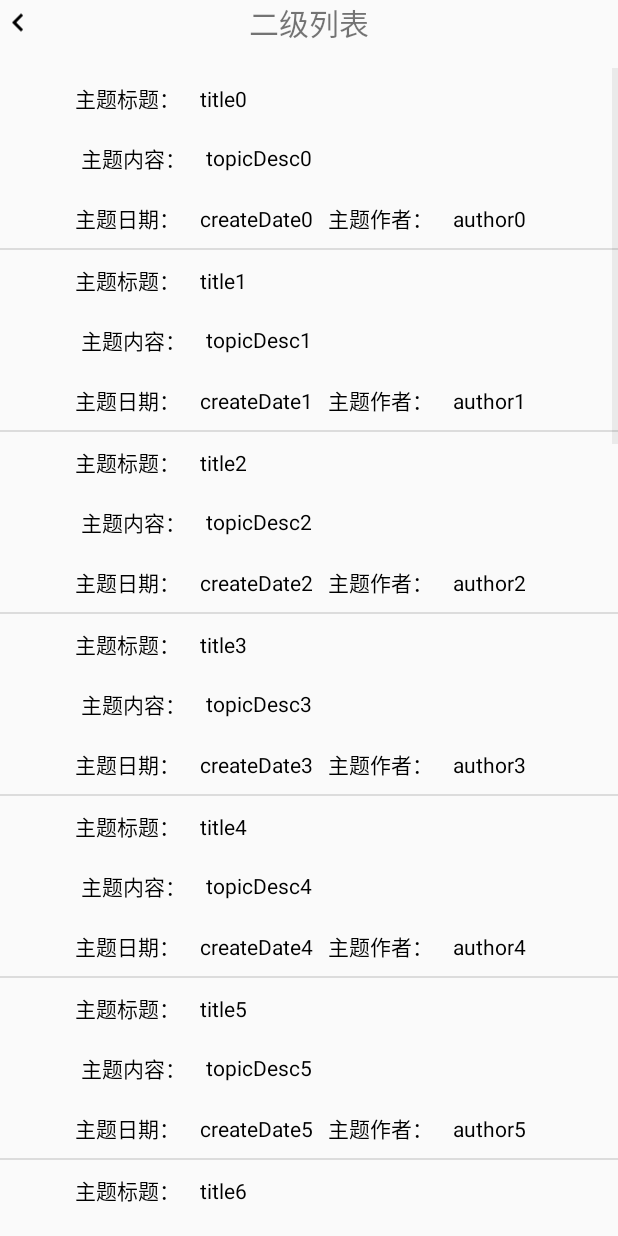
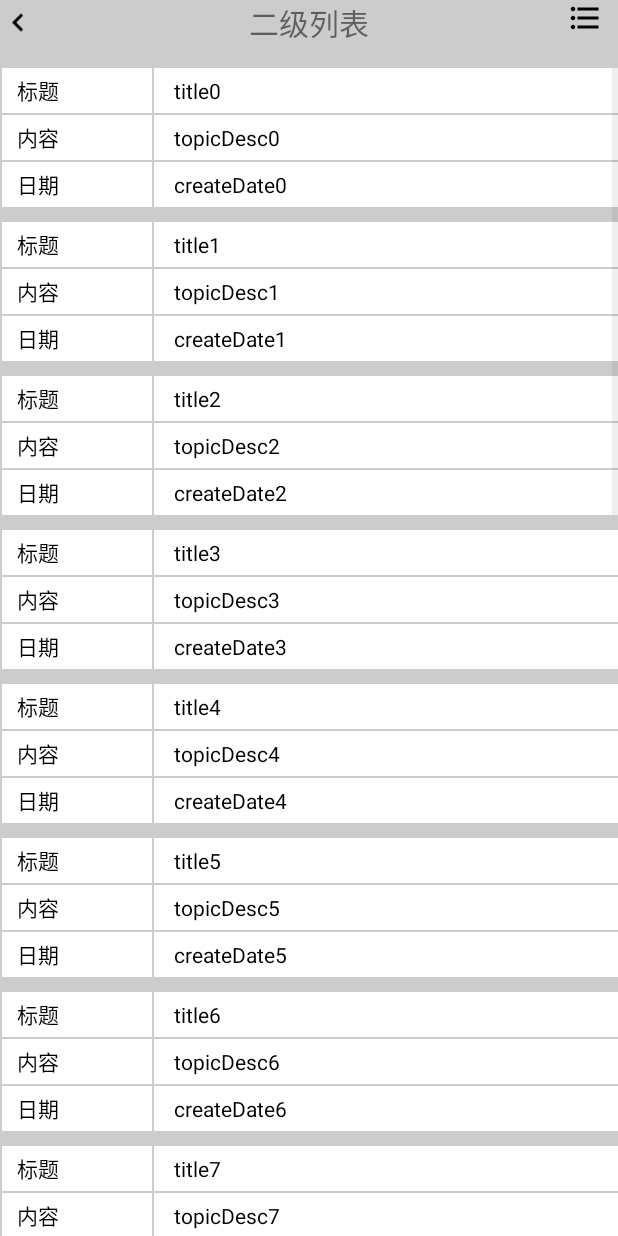
Before and after one commit to tall-talker/UIFrame, an Android app: the TopicListActivity screen opened directly, with no data from a screen before it, on a phone screen of 412 x 824 dp. Run offline under Robolectric (Android 15) with nearby library versions, the phone set to English and light mode, and no system bars; our stand-ins replace ButterKnife.

Commit message:
66666666666666

```diff
--- a/app/src/main/java/com/oridway/www/uiframe/adpter/ReportOnlineRecyclerAdapter.java
+++ b/app/src/main/java/com/oridway/www/uiframe/adpter/RecyclerAdapter.java
@@ -19,12 +19,12 @@ import java.util.List;
 import butterknife.BindView;
 import butterknife.ButterKnife;
 
-public class ReportOnlineRecyclerAdapter extends RecyclerView.Adapter implements OnlineReportListCallback.ItemTouchMoveListener, View.OnClickListener {
+public class RecyclerAdapter extends RecyclerView.Adapter implements OnlineReportListCallback.ItemTouchMoveListener, View.OnClickListener {
 
     private List<ClsOnlineReport> mList;
     private Callback mCallback;
 
-    public ReportOnlineRecyclerAdapter(List<ClsOnlineReport> mList, Callback mCallback) {
+    public RecyclerAdapter(List<ClsOnlineReport> mList, Callback mCallback) {
         this.mList = mList;
         this.mCallback = mCallback;
     }
--- a/app/src/main/java/com/oridway/www/uiframe/adpter/ReplyListAdapter.java
+++ b/app/src/main/java/com/oridway/www/uiframe/adpter/ReplyListAdapter.java
@@ -62,7 +62,7 @@ public class ReplyListAdapter extends BaseAdapter {
         if (clsReply.getIsCheckBoxVisible()) {
             holder.checkbox.setVisibility(View.VISIBLE);
         } else {
-            holder.checkbox.setVisibility(View.INVISIBLE);
+            holder.checkbox.setVisibility(View.GONE);
         }
 
         if (clsReply.getIsChecked()) {
--- a/app/src/main/java/com/oridway/www/uiframe/adpter/TopicListAdapter.java
+++ b/app/src/main/java/com/oridway/www/uiframe/adpter/TopicListAdapter.java
@@ -47,7 +47,6 @@ public class TopicListAdapter extends BaseAdapter {
         if (convertView == null) {
             convertView = mLayoutInflater.inflate(R.layout.item_topic_list, null);
             holder = new ViewHolder();
-            holder.author = convertView.findViewById(R.id.topic_author);
             holder.desc = convertView.findViewById(R.id.topic_desc);
             holder.title = convertView.findViewById(R.id.topic_title);
             holder.date = convertView.findViewById(R.id.topic_date);
@@ -60,7 +59,7 @@ public class TopicListAdapter extends BaseAdapter {
         if (clsTopic.getIsCheckBoxVisible()) {
             holder.checkbox.setVisibility(View.VISIBLE);
         } else {
-            holder.checkbox.setVisibility(View.INVISIBLE);
+            holder.checkbox.setVisibility(View.GONE);
         }
 
         if (clsTopic.getIsChecked()) {
@@ -71,14 +70,12 @@ public class TopicListAdapter extends BaseAdapter {
 
         holder.title.setText(clsTopic.getTitle());
         holder.desc.setText(clsTopic.getTopicDesc());
-        holder.author.setText(clsTopic.getAuthor());
         holder.date.setText(clsTopic.getCreateDate());
         return convertView;
     }
 
     private class ViewHolder {
         ImageView checkbox;
-        TextView author;
         TextView desc;
         TextView title;
         TextView date;
--- a/app/src/main/res/layout/activity_reply_list.xml
+++ b/app/src/main/res/layout/activity_reply_list.xml
@@ -2,6 +2,7 @@
 <LinearLayout xmlns:android="http://schemas.android.com/apk/res/android"
     android:layout_width="match_parent"
     android:layout_height="match_parent"
+    android:background="@color/gray_cc"
     android:orientation="vertical">
 
     <include layout="@layout/title_bar" />
@@ -10,7 +11,9 @@
         android:id="@+id/reply_list_view"
         android:layout_width="match_parent"
         android:layout_height="0dp"
-        android:layout_weight="1" />
+        android:layout_weight="1"
+        android:divider="@null"
+        android:dividerHeight="10dp" />
 
     <LinearLayout
         android:id="@+id/btn_delete_reply"
--- a/app/src/main/res/layout/activity_topic_list.xml
+++ b/app/src/main/res/layout/activity_topic_list.xml
@@ -2,6 +2,7 @@
 <LinearLayout xmlns:android="http://schemas.android.com/apk/res/android"
     android:layout_width="match_parent"
     android:layout_height="match_parent"
+    android:background="@color/gray_cc"
     android:orientation="vertical">
 
     <include layout="@layout/title_bar" />
@@ -10,6 +11,8 @@
         android:id="@+id/section_list_view"
         android:layout_width="match_parent"
         android:layout_height="0dp"
+        android:dividerHeight="10dp"
+        android:divider="@null"
         android:layout_weight="1"/>
 
     <LinearLayout
--- a/app/src/main/res/layout/item_topic_list.xml
+++ b/app/src/main/res/layout/item_topic_list.xml
@@ -2,95 +2,89 @@
 <LinearLayout xmlns:android="http://schemas.android.com/apk/res/android"
     android:layout_width="match_parent"
     android:layout_height="wrap_content"
-    android:orientation="vertical">
+    android:gravity="center_vertical"
+    android:background="@color/white"
+    android:orientation="horizontal">
+
+    <ImageView
+        android:id="@+id/topic_checkbox"
+        android:layout_width="wrap_content"
+        android:layout_height="wrap_content"
+        android:layout_margin="10dp"
+        android:src="@drawable/ic_check_box_outline_blank_black_24dp" />
+
+    <include layout="@layout/layout_item_divider_vertical"/>
 
     <LinearLayout
-        android:layout_width="match_parent"
-        android:layout_height="40dp"
-        android:orientation="horizontal">
+        android:layout_width="100dp"
+        android:layout_height="wrap_content"
+        android:orientation="vertical">
 
         <TextView
             android:layout_width="wrap_content"
-            android:layout_height="40dp"
-            android:layout_marginStart="50dp"
+            android:layout_height="30dp"
+            android:layout_marginStart="10dp"
             android:gravity="center_vertical"
-            android:text="主题标题："
+            android:text="标题"
             android:textColor="@color/black" />
+
+        <include layout="@layout/layout_item_divider_horizontal"/>
+
+        <TextView
+            android:layout_width="wrap_content"
+            android:layout_height="30dp"
+            android:layout_marginStart="10dp"
+            android:gravity="center_vertical"
+            android:text="内容"
+            android:textColor="@color/black" />
+
+        <include layout="@layout/layout_item_divider_horizontal"/>
+
+        <TextView
+            android:layout_width="wrap_content"
+            android:layout_height="30dp"
+            android:layout_marginStart="10dp"
+            android:gravity="center_vertical"
+            android:text="日期"
+            android:textColor="@color/black" />
+    </LinearLayout>
+
+    <include layout="@layout/layout_item_divider_vertical"/>
+
+    <LinearLayout
+        android:layout_width="0dp"
+        android:layout_height="wrap_content"
+        android:layout_weight="1"
+        android:orientation="vertical">
 
         <TextView
             android:id="@+id/topic_title"
             android:layout_width="wrap_content"
-            android:layout_height="40dp"
+            android:layout_height="30dp"
+            android:layout_marginStart="10dp"
+            android:gravity="center_vertical"
+            android:textColor="@color/black" />
+
+        <include layout="@layout/layout_item_divider_horizontal"/>
+
+        <TextView
+            android:id="@+id/topic_desc"
+            android:layout_width="wrap_content"
+            android:layout_height="30dp"
+            android:layout_marginStart="10dp"
+            android:gravity="center_vertical"
+            android:textColor="@color/black" />
+
+        <include layout="@layout/layout_item_divider_horizontal"/>
+
+        <TextView
+            android:id="@+id/topic_date"
+            android:layout_width="wrap_content"
+            android:layout_height="30dp"
             android:layout_marginStart="10dp"
             android:gravity="center_vertical"
             android:textColor="@color/black" />
     </LinearLayout>
 
-    <LinearLayout
-        android:layout_width="match_parent"
-        android:layout_height="40dp"
-        android:gravity="center_vertical"
-        android:orientation="horizontal">
 
-        <ImageView
-            android:id="@+id/topic_checkbox"
-            android:layout_marginStart="20dp"
-            android:layout_width="wrap_content"
-            android:layout_height="wrap_content"
-            android:src="@drawable/ic_check_box_outline_blank_black_24dp" />
-
-        <TextView
-            android:layout_width="wrap_content"
-            android:layout_height="40dp"
-            android:layout_marginStart="10dp"
-            android:gravity="center_vertical"
-            android:text="主题内容："
-            android:textColor="@color/black" />
-
-        <TextView
-            android:id="@+id/topic_desc"
-            android:layout_width="wrap_content"
-            android:layout_height="40dp"
-            android:layout_marginStart="10dp"
-            android:gravity="center_vertical"
-            android:textColor="@color/black" />
-    </LinearLayout>
-
-    <LinearLayout
-        android:layout_width="match_parent"
-        android:layout_height="40dp"
-        android:orientation="horizontal">
-
-        <TextView
-            android:layout_width="wrap_content"
-            android:layout_height="40dp"
-            android:layout_marginStart="50dp"
-            android:gravity="center_vertical"
-            android:text="主题日期："
-            android:textColor="@color/black" />
-
-        <TextView
-            android:id="@+id/topic_date"
-            android:layout_width="wrap_content"
-            android:layout_height="40dp"
-            android:layout_marginStart="10dp"
-            android:gravity="center_vertical"
-            android:textColor="@color/black" />
-
-        <TextView
-            android:layout_width="wrap_content"
-            android:layout_height="40dp"
-            android:layout_marginStart="10dp"
-            android:gravity="center_vertical"
-            android:text="主题作者："
-            android:textColor="@color/black" />
-
-        <TextView
-            android:id="@+id/topic_author"
-            android:layout_width="wrap_content"
-            android:layout_height="40dp"
-            android:layout_marginStart="10dp"
-            android:gravity="center_vertical"
-            android:textColor="@color/black" />
-    </LinearLayout>
 </LinearLayout>
```
Also changed, not shown: app/src/main/java/com/oridway/www/uiframe/activity/ReplyListActivity.java (+5 -4 lines), app/src/main/java/com/oridway/www/uiframe/activity/ReportListActivity.java (+4 -4 lines), app/src/main/java/com/oridway/www/uiframe/activity/SectionListActivity.java (+0 -14 lines), app/src/main/java/com/oridway/www/uiframe/activity/TopicListActivity.java (+6 -3 lines), app/src/main/res/layout/activity_online_report.xml (+5 -9 lines), app/src/main/res/layout/activity_register.xml (+0 -59 lines), app/src/main/res/layout/activity_section_list.xml (+0 -20 lines), app/src/main/res/layout/item_reply_list.xml (+52 -38 lines), app/src/main/res/layout/item_report_list.xml (+2 -6 lines).
